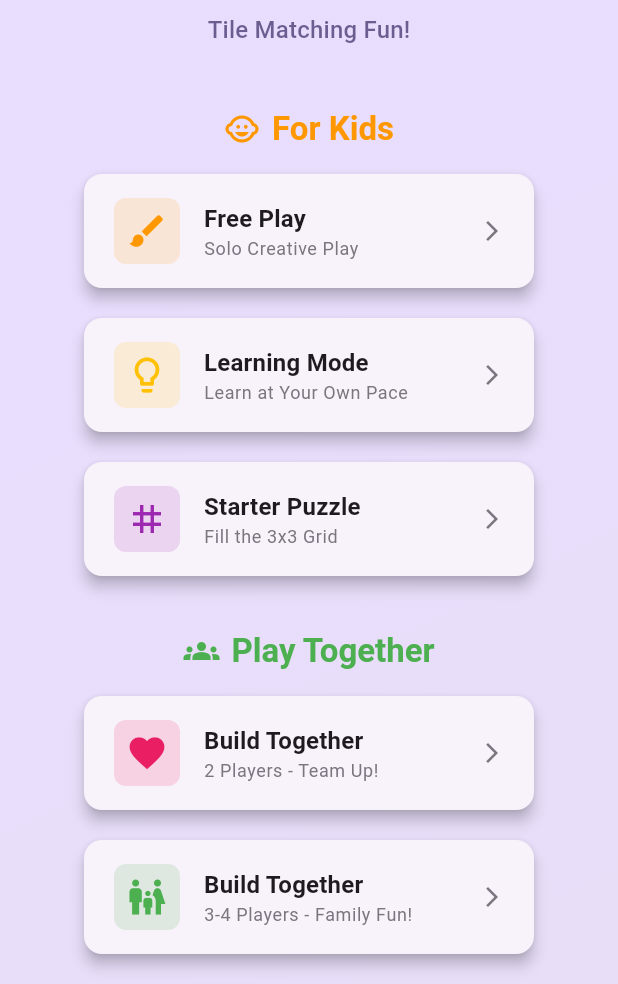
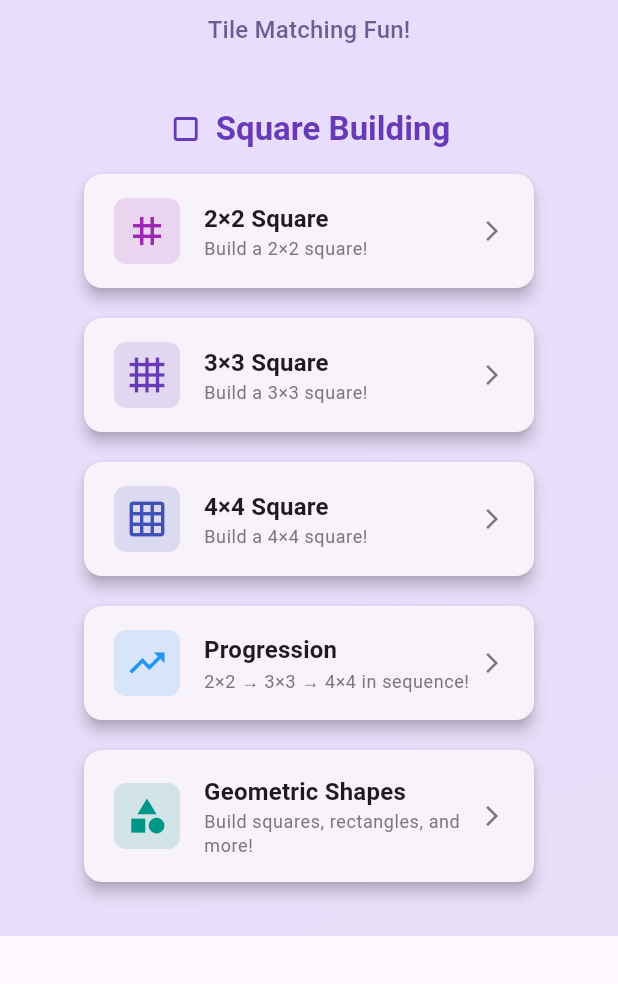
Before and after one commit to Balinti/carpet_game, a Flutter app: the HomeScreen screen opened directly, on a phone screen of 412 x 824 dp, the part 252-1236 px from its top. Run offline on Flutter 3.47's test engine with Material 3 defaults, Android fonts, the phone set to English and light mode, and no system bars; our stand-ins replace shared_preferences; accounts and stored records are empty.

Commit message:
v3.0: Complete rebuild with 5 square modes only
From refactor branch with:
- Rotation by clicking
- Scrolling tile section
- Working language selector

Home screen shows ONLY:
1. 2×2 Square
2. 3×3 Square
3. 4×4 Square
4. Progression (2×2 → 3×3 → 4×4)
5. Geometric Shapes

Removed all other game modes from home screen.

```diff
--- a/lib/models/game_mode.dart
+++ b/lib/models/game_mode.dart
@@ -13,7 +13,22 @@ enum GameMode {
   cooperative,
 
   /// Starter Puzzle - 3x3 grid puzzle with all tiles, rotation counter and timer.
-  starterPuzzle;
+  starterPuzzle,
+
+  /// Square 2x2 - build a 2x2 square.
+  square2x2,
+
+  /// Square 3x3 - build a 3x3 square.
+  square3x3,
+
+  /// Square 4x4 - build a 4x4 square.
+  square4x4,
+
+  /// Square Progression - build 2x2, then 3x3, then 4x4.
+  squareProgression,
+
+  /// Geometric Shapes - build geometric patterns like squares, rectangles, etc.
+  geometricShapes;
 
   String get displayName {
     switch (this) {
@@ -27,6 +42,16 @@ enum GameMode {
         return 'Build Together';
       case GameMode.starterPuzzle:
         return 'Starter Puzzle';
+      case GameMode.square2x2:
+        return '2×2 Square';
+      case GameMode.square3x3:
+        return '3×3 Square';
+      case GameMode.square4x4:
+        return '4×4 Square';
+      case GameMode.squareProgression:
+        return 'Progression';
+      case GameMode.geometricShapes:
+        return 'Geometric Shapes';
     }
   }
 
@@ -42,10 +67,22 @@ enum GameMode {
         return 'Work together to build a beautiful carpet!';
       case GameMode.starterPuzzle:
         return 'Fill the 3x3 grid with matching colors!';
+      case GameMode.square2x2:
+        return 'Build a 2×2 square!';
+      case GameMode.square3x3:
+        return 'Build a 3×3 square!';
+      case GameMode.square4x4:
+        return 'Build a 4×4 square!';
+      case GameMode.squareProgression:
+        return '2×2 → 3×3 → 4×4 in sequence!';
+      case GameMode.geometricShapes:
+        return 'Build squares, rectangles, and more!';
     }
   }
 
   bool get isCompetitive => this == GameMode.colorDominoes;
-  bool get hasRules => this == GameMode.colorDominoes || this == GameMode.guidedLearning || this == GameMode.starterPuzzle;
-  bool get showMatchFeedback => this == GameMode.guidedLearning || this == GameMode.cooperative || this == GameMode.starterPuzzle;
+  bool get hasRules => this == GameMode.colorDominoes || this == GameMode.guidedLearning || this == GameMode.starterPuzzle || isSquareMode;
+  bool get showMatchFeedback => this == GameMode.guidedLearning || this == GameMode.cooperative || this == GameMode.starterPuzzle || isSquareMode;
+  bool get allowsFreePlacement => this == GameMode.freePlay || this == GameMode.guidedLearning || isSquareMode;
+  bool get isSquareMode => this == GameMode.square2x2 || this == GameMode.square3x3 || this == GameMode.square4x4 || this == GameMode.squareProgression || this == GameMode.geometricShapes;
 }
--- a/lib/screens/game_screen.dart
+++ b/lib/screens/game_screen.dart
@@ -51,8 +51,22 @@ class _GameScreenState extends State<GameScreen> with SingleTickerProviderStateM
         _gameState = GameState.newCooperative(widget.playerCount);
         break;
       case GameMode.starterPuzzle:
-        // Starter Puzzle uses its own screen, but fallback to free play if reached
         _gameState = GameState.newFreePlay(playerCount: 1);
+        break;
+      case GameMode.square2x2:
+        _gameState = GameState.newSquare2x2();
+        break;
+      case GameMode.square3x3:
+        _gameState = GameState.newSquare3x3();
+        break;
+      case GameMode.square4x4:
+        _gameState = GameState.newSquare4x4();
+        break;
+      case GameMode.squareProgression:
+        _gameState = GameState.newSquareProgression();
+        break;
+      case GameMode.geometricShapes:
+        _gameState = GameState.newGeometricShapes();
         break;
     }
   }
@@ -118,6 +132,16 @@ class _GameScreenState extends State<GameScreen> with SingleTickerProviderStateM
         return l10n.buildTogether;
       case GameMode.starterPuzzle:
         return l10n.starterPuzzle;
+      case GameMode.square2x2:
+        return '2×2 Square';
+      case GameMode.square3x3:
+        return '3×3 Square';
+      case GameMode.square4x4:
+        return '4×4 Square';
+      case GameMode.squareProgression:
+        return 'Progression';
+      case GameMode.geometricShapes:
+        return 'Geometric Shapes';
     }
   }
 
@@ -216,6 +240,38 @@ class _GameScreenState extends State<GameScreen> with SingleTickerProviderStateM
           Text(l10n.rule3Rotate),
           const SizedBox(height: 4),
           Text(l10n.rule4Timer),
+        ];
+      case GameMode.square2x2:
+      case GameMode.square3x3:
+      case GameMode.square4x4:
+        return [
+          const Text('Square Building', style: TextStyle(fontWeight: FontWeight.bold)),
+          const SizedBox(height: 8),
+          const Text('• Place tiles to form a complete square'),
+          const SizedBox(height: 4),
+          const Text('• Tiles must be next to each other'),
+          const SizedBox(height: 4),
+          const Text('• Complete the square to win!'),
+        ];
+      case GameMode.squareProgression:
+        return [
+          const Text('Progression Mode', style: TextStyle(fontWeight: FontWeight.bold)),
+          const SizedBox(height: 8),
+          const Text('• Build a 2×2 square first'),
+          const SizedBox(height: 4),
+          const Text('• Then build a 3×3 square'),
+          const SizedBox(height: 4),
+          const Text('• Finally build a 4×4 square to win!'),
+        ];
+      case GameMode.geometricShapes:
+        return [
+          const Text('Geometric Shapes', style: TextStyle(fontWeight: FontWeight.bold)),
+          const SizedBox(height: 8),
+          const Text('• Build different geometric shapes'),
+          const SizedBox(height: 4),
+          const Text('• Start with a 2×2 square'),
+          const SizedBox(height: 4),
+          const Text('• Then build a 3×3 square to win!'),
         ];
     }
   }
--- a/lib/screens/home_screen.dart
+++ b/lib/screens/home_screen.dart
@@ -68,85 +68,51 @@ class HomeScreen extends StatelessWidget {
                         ),
                         const SizedBox(height: 40),
 
-                        // Kid-friendly modes section
+                        // Square Building modes - ONLY these 5 modes
                         _SectionHeader(
-                          title: l10n.forKids,
-                          icon: Icons.child_care,
-                          color: Colors.orange,
+                          title: 'Square Building',
+                          icon: Icons.crop_square,
+                          color: Colors.deepPurple,
                         ),
                         const SizedBox(height: 12),
                         _GameModeCard(
-                          title: l10n.freePlay,
-                          subtitle: l10n.soloCreativePlay,
-                          icon: Icons.brush,
-                          iconColor: Colors.orange,
-                          onTap: () => _startGame(context, GameMode.freePlay, 1),
+                          title: '2×2 Square',
+                          subtitle: 'Build a 2×2 square!',
+                          icon: Icons.grid_3x3,
+                          iconColor: Colors.purple,
+                          onTap: () => _startGame(context, GameMode.square2x2, 1),
                         ),
                         const SizedBox(height: 12),
                         _GameModeCard(
-                          title: l10n.learningMode,
-                          subtitle: l10n.learnAtYourPace,
-                          icon: Icons.lightbulb_outline,
-                          iconColor: Colors.amber,
-                          onTap: () => _startGame(context, GameMode.guidedLearning, 1),
+                          title: '3×3 Square',
+                          subtitle: 'Build a 3×3 square!',
+                          icon: Icons.grid_4x4,
+                          iconColor: Colors.deepPurple,
+                          onTap: () => _startGame(context, GameMode.square3x3, 1),
                         ),
                         const SizedBox(height: 12),
                         _GameModeCard(
-                          title: l10n.starterPuzzle,
-                          subtitle: l10n.fillThe3x3Grid,
-                          icon: Icons.grid_3x3,
-                          iconColor: Colors.purple,
-                          onTap: () => _startStarterPuzzle(context),
-                        ),
-
-                        const SizedBox(height: 32),
-
-                        // Cooperative modes section
-                        _SectionHeader(
-                          title: l10n.playTogether,
-                          icon: Icons.groups,
-                          color: Colors.green,
+                          title: '4×4 Square',
+                          subtitle: 'Build a 4×4 square!',
+                          icon: Icons.grid_on,
+                          iconColor: Colors.indigo,
+                          onTap: () => _startGame(context, GameMode.square4x4, 1),
                         ),
                         const SizedBox(height: 12),
                         _GameModeCard(
-                          title: l10n.buildTogether,
-                          subtitle: l10n.twoPlayersTeamUp,
-                          icon: Icons.favorite,
-                          iconColor: Colors.pink,
-                          onTap: () => _startGame(context, GameMode.cooperative, 2),
+                          title: 'Progression',
+                          subtitle: '2×2 → 3×3 → 4×4 in sequence!',
+                          icon: Icons.trending_up,
+                          iconColor: Colors.blue,
+                          onTap: () => _startGame(context, GameMode.squareProgression, 1),
                         ),
                         const SizedBox(height: 12),
                         _GameModeCard(
-                          title: l10n.buildTogether,
-                          subtitle: l10n.familyFun,
-                          icon: Icons.family_restroom,
-                          iconColor: Colors.green,
-                          onTap: () => _showPlayerCountDialog(context, GameMode.cooperative),
-                        ),
-
-                        const SizedBox(height: 32),
-
-                        // Competitive modes section
-                        _SectionHeader(
-                          title: l10n.challengeMode,
-                          icon: Icons.emoji_events,
-                          color: Colors.blue,
-                        ),
-                        const SizedBox(height: 12),
-                        _GameModeCard(
-                          title: l10n.colorDominoes,
-                          subtitle: l10n.twoPlayersPassPlay,
-                          icon: Icons.people,
-                          iconColor: Colors.blue,
-                          onTap: () => _startGame(context, GameMode.colorDominoes, 2),
-                        ),
-                        const SizedBox(height: 12),
-                        _GameModeCard(
-                          title: l10n.colorDominoes,
-                          subtitle: l10n.threeFourPlayers,
-                          icon: Icons.group_add,
-                          iconColor: Colors.indigo,
-                          onTap: () => _showPlayerCountDialog(context, GameMode.colorDominoes),
+                          title: 'Geometric Shapes',
+                          subtitle: 'Build squares, rectangles, and more!',
+                          icon: Icons.category,
+                          iconColor: Colors.teal,
+                          onTap: () => _startGame(context, GameMode.geometricShapes, 1),
                         ),
                       ],
                     ),
```
Also changed, not shown: lib/game/game_state.dart (+204 -3 lines), 2 other files.
